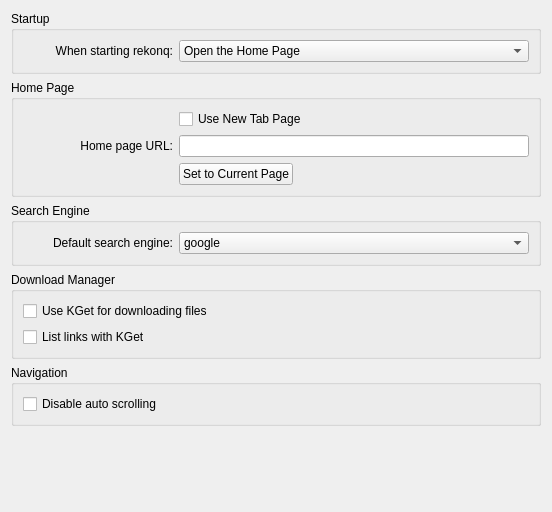
Above: src/settings/settings_general.ui from KDE/rekonq before the change. Below: the same form after it.
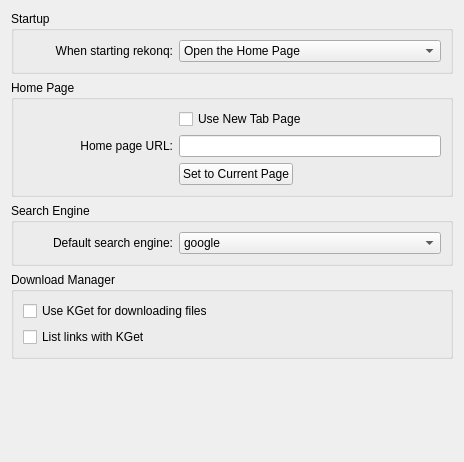
That is the form after the change. Custom widgets are drawn as their Qt base class.

Commit message: New Settings classes, one for each widget. It seems clear to me that this way code is more maintainable than merging everything in the settingsdialog class

Diff of the .ui file:
```diff
--- a/src/settings/settings_general.ui
+++ b/src/settings/settings_general.ui
@@ -6,8 +6,8 @@
    <rect>
     <x>0</x>
     <y>0</y>
-    <width>552</width>
-    <height>512</height>
+    <width>464</width>
+    <height>462</height>
    </rect>
   </property>
   <property name="windowTitle">
@@ -243,25 +243,6 @@
      </layout>
     </widget>
    </item>
-   <item>
-    <widget class="QGroupBox" name="groupBox_5">
-     <property name="title">
-      <string>Navigation</string>
-     </property>
-     <layout class="QVBoxLayout" name="verticalLayout">
-      <item>
-       <widget class="QCheckBox" name="kcfg_disableAutoScroll">
-        <property name="toolTip">
-         <string>Disable automatic scrolling on middle click in a web page</string>
-        </property>
-        <property name="text">
-         <string>Disable auto scrolling</string>
-        </property>
-       </widget>
-      </item>
-     </layout>
-    </widget>
-   </item>
    <item>
     <spacer name="verticalSpacer">
      <property name="orientation">
```
The commit also changes 13 other files.
